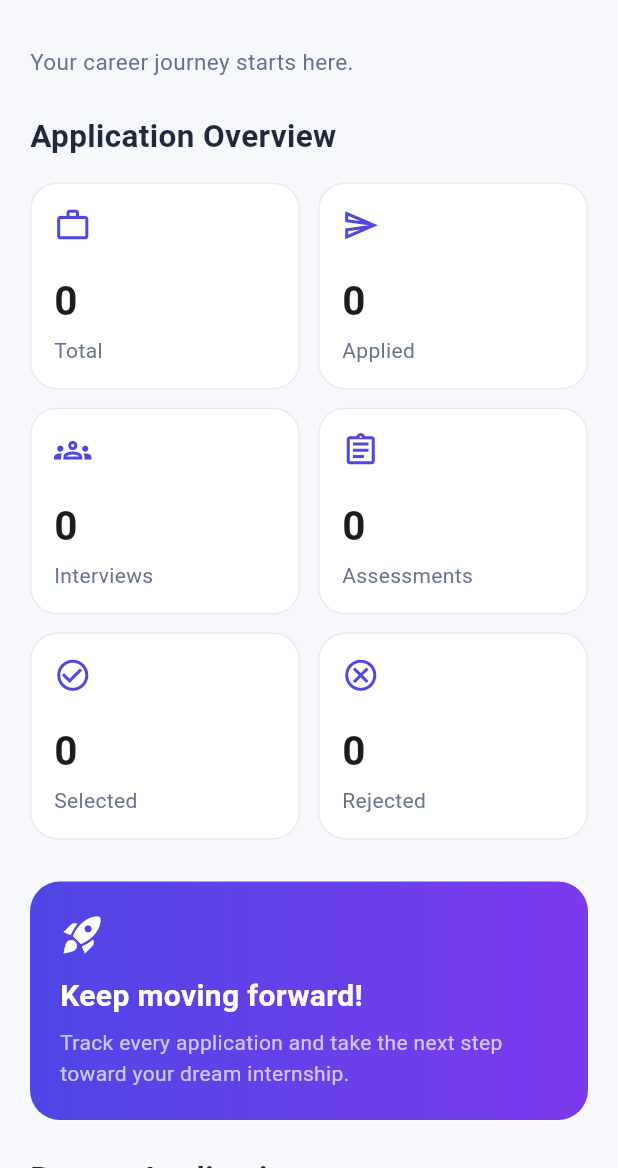
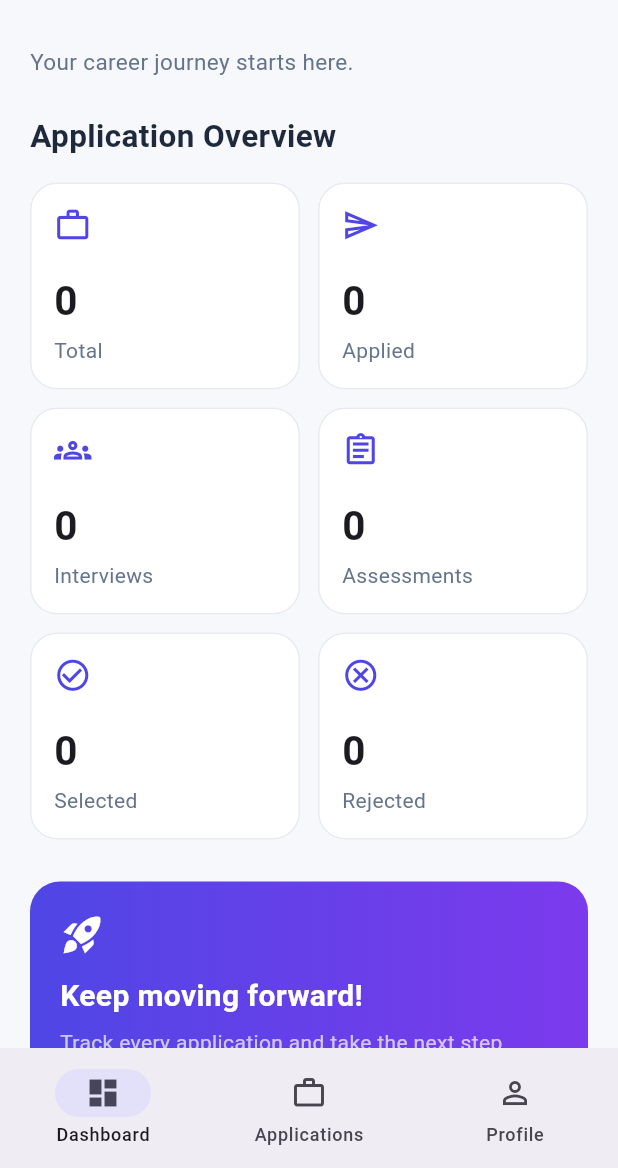
Before and after one commit to thagaramvamshi/internship_tracker, a Flutter app: the screen it shows after launch, on a phone screen of 412 x 824 dp, the part 68-1236 px from its top. Run offline on Flutter 3.47's test engine with Material 3 defaults, Android fonts, the phone set to English and light mode, and no system bars.

Commit message:
Add bottom navigation for main screens

```diff
--- a/lib/main.dart
+++ b/lib/main.dart
@@ -4,6 +4,8 @@ import 'package:provider/provider.dart';
 
 import 'providers/internship_provider.dart';
 import 'screens/dashboard_screen.dart';
+import 'screens/applications_screen.dart';
+import 'screens/profile_screen.dart';
 
 void main() {
   runApp(
@@ -32,7 +34,6 @@ class InternshipTrackerApp extends StatelessWidget {
           backgroundColor: Color(0xFFF7F8FC),
           foregroundColor: Color(0xFF1E293B),
           elevation: 0,
-          centerTitle: false,
         ),
         cardTheme: CardThemeData(
           color: Colors.white,
@@ -43,20 +44,61 @@ class InternshipTrackerApp extends StatelessWidget {
             side: const BorderSide(color: Color(0xFFE8EAF2)),
           ),
         ),
-        inputDecorationTheme: InputDecorationTheme(
-          filled: true,
-          fillColor: Colors.white,
-          border: OutlineInputBorder(
-            borderRadius: BorderRadius.circular(12),
-            borderSide: const BorderSide(color: Color(0xFFE0E4EC)),
-          ),
-          enabledBorder: OutlineInputBorder(
-            borderRadius: BorderRadius.circular(12),
-            borderSide: const BorderSide(color: Color(0xFFE0E4EC)),
-          ),
-        ),
       ),
-      home: const DashboardScreen(),
+      home: const MainNavigationScreen(),
     );
   }
 }
+
+class MainNavigationScreen extends StatefulWidget {
+  const MainNavigationScreen({super.key});
+
+  @override
+  State<MainNavigationScreen> createState() =>
+      _MainNavigationScreenState();
+}
+
+class _MainNavigationScreenState extends State<MainNavigationScreen> {
+  int _selectedIndex = 0;
+
+  final List<Widget> _screens = const [
+    DashboardScreen(),
+    ApplicationsScreen(),
+    ProfileScreen(),
+  ];
+
+  @override
+  Widget build(BuildContext context) {
+    return Scaffold(
+      body: IndexedStack(
+        index: _selectedIndex,
+        children: _screens,
+      ),
+      bottomNavigationBar: NavigationBar(
+        selectedIndex: _selectedIndex,
+        onDestinationSelected: (index) {
+          setState(() {
+            _selectedIndex = index;
+          });
+        },
+        destinations: const [
+          NavigationDestination(
+            icon: Icon(Icons.dashboard_outlined),
+            selectedIcon: Icon(Icons.dashboard),
+            label: 'Dashboard',
+          ),
+          NavigationDestination(
+            icon: Icon(Icons.work_outline),
+            selectedIcon: Icon(Icons.work),
+            label: 'Applications',
+          ),
+          NavigationDestination(
+            icon: Icon(Icons.person_outline),
+            selectedIcon: Icon(Icons.person),
+            label: 'Profile',
+          ),
+        ],
+      ),
+    );
+  }
+}
```
Also changed, not shown: lib/screens/applications_screen.dart (+33 -0 lines), lib/screens/profile_screen.dart (+39 -0 lines).
